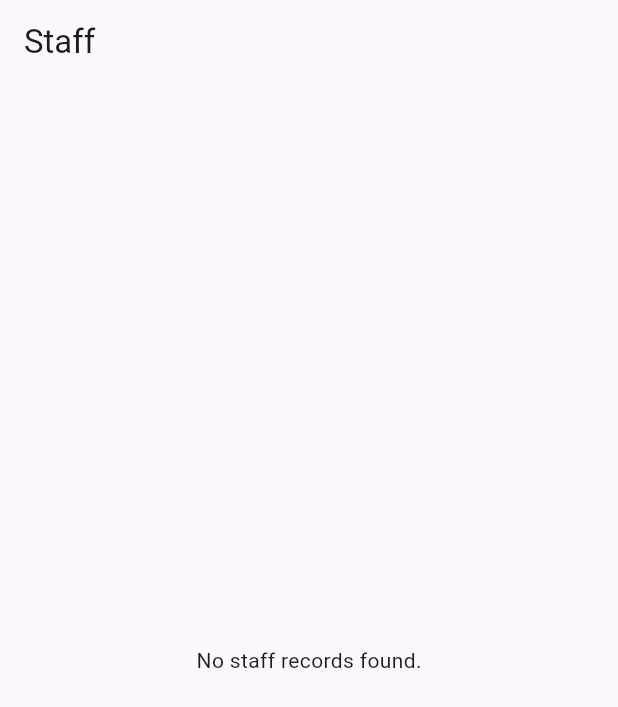
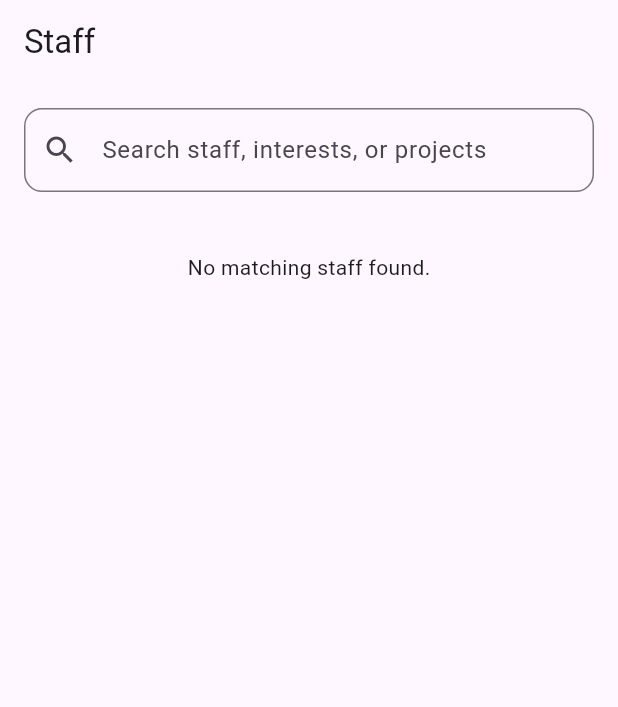
Before and after one commit to sweetdreams-q/projects_app, a Flutter app: the screen it shows after launch, on a phone screen of 412 x 824 dp. Shown: the top 707 px of the screen. Run offline on Flutter 3.47's test engine with Material 3 defaults, Android fonts, the light colour scheme and no system bars.

Commit message:
Refactor StaffListScreen to load staff, interests, and projects together; implement search functionality for filtering staff

```diff
--- a/lib/screens/staff_list_screen.dart
+++ b/lib/screens/staff_list_screen.dart
@@ -1,6 +1,10 @@
 import 'package:flutter/material.dart';
 
+import '../models/interest.dart';
+import '../models/project.dart';
 import '../models/staff.dart';
+import '../repositories/interest_repository.dart';
+import '../repositories/project_repository.dart';
 import '../repositories/staff_repository.dart';
 import 'staff_detail_screen.dart';
 
@@ -13,18 +17,60 @@ class StaffListScreen extends StatefulWidget {
 
 class _StaffListScreenState extends State<StaffListScreen> {
   final StaffRepository _staffRepository = const StaffRepository();
-  late Future<List<Staff>> _staffFuture;
+  final InterestRepository _interestRepository = const InterestRepository();
+  final ProjectRepository _projectRepository = const ProjectRepository();
+  late Future<_StaffSearchData> _dataFuture;
+  String _query = '';
 
   @override
   void initState() {
     super.initState();
-    _staffFuture = _staffRepository.getAllStaff();
+    _dataFuture = _loadData();
+  }
+
+  Future<_StaffSearchData> _loadData() async {
+    final staff = await _staffRepository.getAllStaff();
+    final interests = await _interestRepository.getAllInterests();
+    final projects = await _projectRepository.getAllProjects();
+    return _StaffSearchData(
+      staff: staff,
+      interests: interests,
+      projects: projects,
+    );
   }
 
   void _reloadStaff() {
     setState(() {
-      _staffFuture = _staffRepository.getAllStaff();
+      _dataFuture = _loadData();
     });
+  }
+
+  void _updateQuery(String value) {
+    setState(() {
+      _query = value;
+    });
+  }
+
+  List<Staff> _filterStaff(_StaffSearchData data) {
+    final query = _query.trim().toLowerCase();
+    if (query.isEmpty) {
+      return data.staff;
+    }
+
+    final interestMatches = <int>{
+      for (final interest in data.interests)
+        if (interest.interest.toLowerCase().contains(query)) interest.staffId,
+    };
+
+    final projectMatches = <int>{
+      for (final project in data.projects)
+        if (project.title.toLowerCase().contains(query)) project.staffId,
+    };
+
+    return data.staff.where((staff) {
+      final nameMatches = staff.name.toLowerCase().contains(query);
+      return nameMatches || interestMatches.contains(staff.id) || projectMatches.contains(staff.id);
+    }).toList();
   }
 
   @override
@@ -33,8 +79,8 @@ class _StaffListScreenState extends State<StaffListScreen> {
       appBar: AppBar(
         title: const Text('Staff'),
       ),
-      body: FutureBuilder<List<Staff>>(
-        future: _staffFuture,
+      body: FutureBuilder<_StaffSearchData>(
+        future: _dataFuture,
         builder: (context, snapshot) {
           if (snapshot.connectionState == ConnectionState.waiting) {
             return const Center(child: CircularProgressIndicator());
@@ -46,20 +92,38 @@ class _StaffListScreenState extends State<StaffListScreen> {
             );
           }
 
-          final staffList = snapshot.data ?? const <Staff>[];
-          if (staffList.isEmpty) {
-            return const Center(
-              child: Text('No staff records found.'),
-            );
-          }
+          final staffList = _filterStaff(snapshot.data ?? _StaffSearchData.empty());
 
-          return ListView.separated(
+          return RefreshIndicator(
+            onRefresh: () async {
+              _reloadStaff();
+              await _dataFuture;
+            },
+            child: ListView(
               padding: const EdgeInsets.all(16),
-            itemCount: staffList.length,
-            separatorBuilder: (context, index) => const SizedBox(height: 12),
-            itemBuilder: (context, index) {
-              final staff = staffList[index];
-              return Card(
+              children: [
+                TextField(
+                  onChanged: _updateQuery,
+                  decoration: InputDecoration(
+                    labelText: 'Search staff, interests, or projects',
+                    prefixIcon: const Icon(Icons.search),
+                    border: OutlineInputBorder(
+                      borderRadius: BorderRadius.circular(12),
+                    ),
+                  ),
+                ),
+                const SizedBox(height: 16),
+                if (staffList.isEmpty)
+                  const Padding(
+                    padding: EdgeInsets.only(top: 24),
+                    child: Center(
+                      child: Text('No matching staff found.'),
+                    ),
+                  )
+                else
+                  ...staffList.expand(
+                    (staff) => [
+                      Card(
                         child: ListTile(
                           leading: CircleAvatar(
                             child: Text(staff.name.isNotEmpty ? staff.name[0] : '?'),
@@ -76,11 +140,32 @@ class _StaffListScreenState extends State<StaffListScreen> {
                             _reloadStaff();
                           },
                         ),
-              );
-            },
+                      ),
+                      const SizedBox(height: 12),
+                    ],
+                  ).toList()
+              ],
+            ),
           );
         },
       ),
     );
   }
 }
+
+class _StaffSearchData {
+  const _StaffSearchData({
+    required this.staff,
+    required this.interests,
+    required this.projects,
+  });
+
+  const _StaffSearchData.empty()
+      : staff = const <Staff>[],
+        interests = const <Interest>[],
+        projects = const <Project>[];
+
+  final List<Staff> staff;
+  final List<Interest> interests;
+  final List<Project> projects;
+}
--- a/lib/storage/csv_storage.dart
+++ b/lib/storage/csv_storage.dart
@@ -1,5 +1,6 @@
 import 'dart:io';
 
+import 'package:flutter/services.dart';
 import 'package:path_provider/path_provider.dart';
 
 class CsvStorage {
@@ -32,9 +33,23 @@ class CsvStorage {
   }
 
   Future<File> _fileFor(String fileName) async {
-    final directory = directoryProvider != null
-        ? await directoryProvider!()
-        : await getApplicationDocumentsDirectory();
+    final directory = await _resolveDirectory();
     return File('${directory.path}${Platform.pathSeparator}$fileName');
   }
+
+  Future<Directory> _resolveDirectory() async {
+    if (directoryProvider != null) {
+      return directoryProvider!();
+    }
+
+    try {
+      return await getApplicationDocumentsDirectory();
+    } on MissingPluginException {
+      final fallbackDirectory = Directory('${Directory.current.path}${Platform.pathSeparator}data');
+      if (!await fallbackDirectory.exists()) {
+        await fallbackDirectory.create(recursive: true);
+      }
+      return fallbackDirectory;
+    }
+  }
 }
```
Lines whose indentation alone changed are shown as unchanged.
